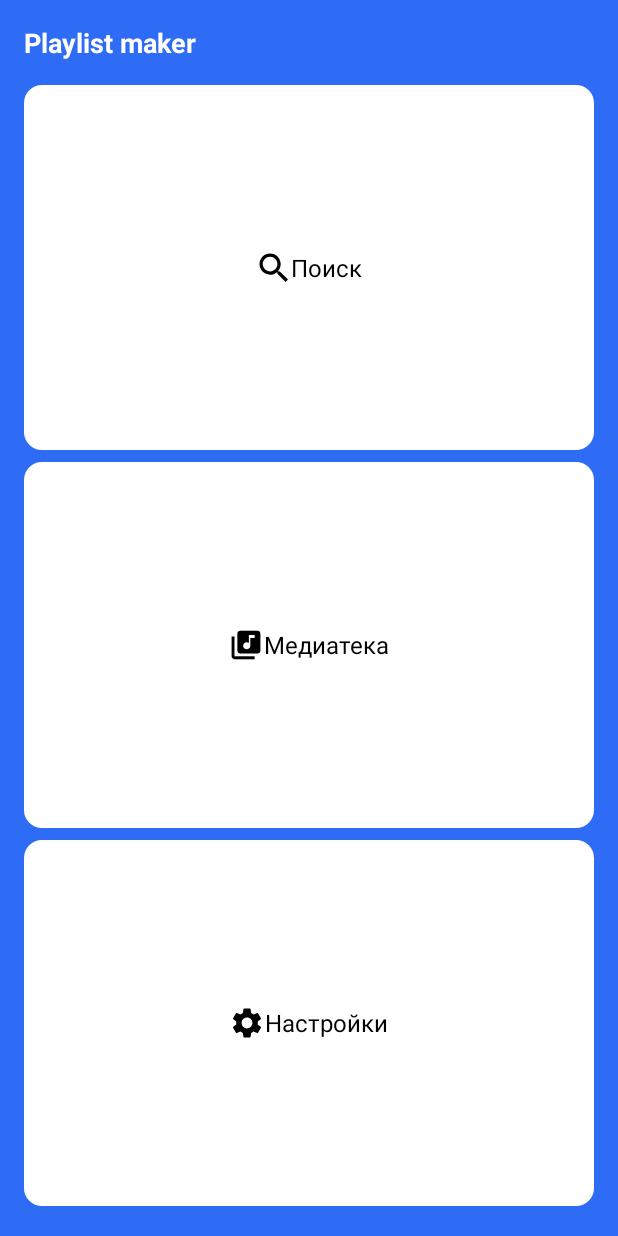
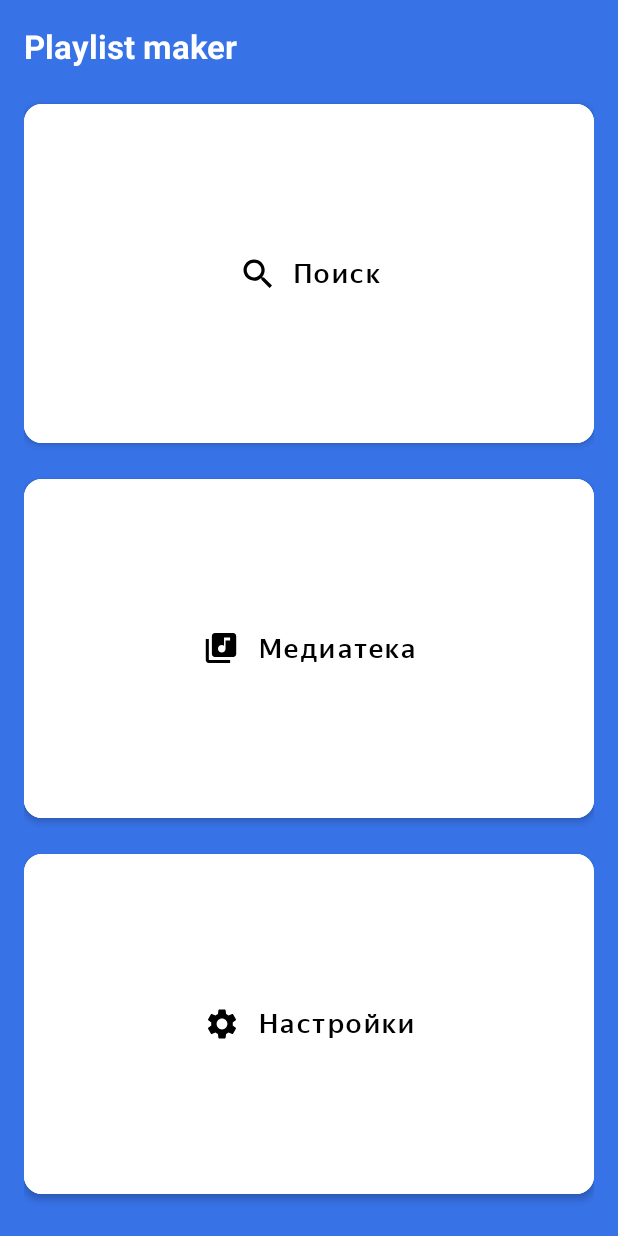
Before and after one commit to iudicio/YandexMedia, an Android app built with Jetpack Compose: the screen it shows after launch (MainActivity), on a phone screen of 412 x 824 dp. Run offline under Robolectric (Android 15) with nearby library versions, the phone set to English and light mode, and no system bars.

Commit message:
commit_3v

```diff
--- a/app/src/main/AndroidManifest.xml
+++ b/app/src/main/AndroidManifest.xml
@@ -13,18 +13,18 @@
         android:theme="@style/Theme.YandexMedia"
         tools:targetApi="31">
         <activity android:name=".SearchActivity"
-            android:theme="@style/Theme.YandexMedia.AppCompat"/>
+            android:theme="@style/Theme.YandexMedia"/>
         <activity
             android:name=".SettingsActivity"
-            android:theme="@style/Theme.YandexMedia.AppCompat" />
+            android:theme="@style/Theme.YandexMedia" />
         <activity
             android:name=".MediaActivity"
-            android:theme="@style/Theme.YandexMedia.AppCompat" />
+            android:theme="@style/Theme.YandexMedia" />
         <activity
             android:name=".MainActivity"
             android:exported="true"
             android:label="@string/app_name"
-            android:theme="@style/Theme.YandexMedia.AppCompat">
+            android:theme="@style/Theme.YandexMedia">
             <intent-filter>
                 <action android:name="android.intent.action.MAIN" />
 
--- a/app/src/main/java/com/example/yandexmedia/MainActivity.kt
+++ b/app/src/main/java/com/example/yandexmedia/MainActivity.kt
@@ -2,7 +2,7 @@ package com.example.yandexmedia
 
 import android.content.Intent
 import android.os.Bundle
-import android.widget.LinearLayout
+import com.google.android.material.button.MaterialButton
 import androidx.appcompat.app.AppCompatActivity
 
 class MainActivity : AppCompatActivity() {
@@ -11,9 +11,9 @@ class MainActivity : AppCompatActivity() {
         super.onCreate(savedInstanceState)
         setContentView(R.layout.activity_main)
 
-        val cardSearch = findViewById<LinearLayout>(R.id.card_search)
-        val cardLibrary = findViewById<LinearLayout>(R.id.card_library)
-        val cardSettings = findViewById<LinearLayout>(R.id.card_settings)
+        val cardSearch = findViewById<MaterialButton>(R.id.card_search)
+        val cardLibrary = findViewById<MaterialButton>(R.id.card_library)
+        val cardSettings = findViewById<MaterialButton>(R.id.card_settings)
 
         cardSearch.setOnClickListener {
             startActivity(Intent(this, SearchActivity::class.java))
--- a/app/src/main/java/com/example/yandexmedia/SearchActivity.kt
+++ b/app/src/main/java/com/example/yandexmedia/SearchActivity.kt
@@ -8,6 +8,9 @@ import android.view.inputmethod.InputMethodManager
 import android.widget.EditText
 import android.widget.ImageView
 import androidx.appcompat.app.AppCompatActivity
+import androidx.core.view.isVisible
+
+
 
 class SearchActivity : AppCompatActivity() {
 
@@ -32,8 +35,7 @@ class SearchActivity : AppCompatActivity() {
             override fun beforeTextChanged(s: CharSequence?, start: Int, count: Int, after: Int) {}
             override fun onTextChanged(s: CharSequence?, start: Int, before: Int, count: Int) {
                 searchQueryText = s?.toString() ?: ""
-                clearButton.visibility =
-                    if (!s.isNullOrEmpty()) ImageView.VISIBLE else ImageView.GONE
+                clearButton.isVisible = !s.isNullOrEmpty()
             }
             override fun afterTextChanged(s: Editable?) {}
         })
--- a/app/src/main/res/layout/activity_main.xml
+++ b/app/src/main/res/layout/activity_main.xml
@@ -8,6 +8,7 @@
     android:padding="16dp"
     android:background="@color/color_primary"
     tools:context=".MainActivity">
+
     <!-- Заголовок -->
     <TextView
         android:id="@+id/titleText"
@@ -15,7 +16,7 @@
         android:layout_height="wrap_content"
         android:text="@string/title_playlist_maker"
         android:textColor="@android:color/white"
-            android:textSize="18sp"
+        android:textSize="22sp"
         android:textStyle="bold"
         android:layout_marginBottom="12dp" />
 
@@ -26,51 +27,40 @@
         android:layout_height="0dp"
         android:layout_weight="1"
         android:orientation="vertical"
+        android:padding="0dp"
         android:gravity="fill_vertical"
-            android:weightSum="3"
-
-            android:padding="0dp">
+        android:weightSum="3">
 
         <!-- Карточка Поиск -->
-            <LinearLayout
-                style="@style/MenuCardStyle"
-                android:id="@+id/card_search">
-
-                <ImageView
-                    style="@style/MenuIconStyle"
-                    android:src="@drawable/ic_search" />
-
-                <TextView
-                    style="@style/MenuTextStyle"
-                    android:text="@string/menu_search" />
-            </LinearLayout>
 
         <!-- Карточка Медиатека -->
-            <LinearLayout
+        <com.google.android.material.button.MaterialButton
             style="@style/MenuCardStyle"
-                android:id="@+id/card_library">
+            android:id="@+id/card_search"
+            android:text="@string/menu_search"
+            app:icon="@drawable/ic_search"
+            app:iconGravity="textStart"
+            app:iconPadding="12dp"
+            app:iconTint="@android:color/black" />
 
-                <ImageView
-                    style="@style/MenuIconStyle"
-                    android:src="@drawable/ic_media" />
-
-                <TextView
-                    style="@style/MenuTextStyle"
-                    android:text="@string/menu_library" />
-            </LinearLayout>
+        <com.google.android.material.button.MaterialButton
+            style="@style/MenuCardStyle"
+            android:id="@+id/card_library"
+            android:text="@string/menu_library"
+            app:icon="@drawable/ic_media"
+            app:iconTint="@android:color/black"
+            app:iconGravity="textStart"
+            app:iconPadding="12dp" />
 
         <!-- Карточка Настройки -->
-            <LinearLayout
+        <com.google.android.material.button.MaterialButton
             style="@style/MenuCardStyle"
-                android:id="@+id/card_settings">
+            android:id="@+id/card_settings"
+            android:text="@string/menu_settings"
+            app:icon="@drawable/ic_settings"
+            app:iconTint="@android:color/black"
+            app:iconGravity="textStart"
+            app:iconPadding="12dp" />
 
-                <ImageView
-                    style="@style/MenuIconStyle"
-                    android:src="@drawable/ic_settings" />
-
-                <TextView
-                    style="@style/MenuTextStyle"
-                    android:text="@string/menu_settings" />
     </LinearLayout>
 </LinearLayout>
-</LinearLayout>
--- a/app/src/main/res/values-night/themes.xml
+++ b/app/src/main/res/values-night/themes.xml
@@ -1,15 +1,11 @@
 <?xml version="1.0" encoding="utf-8"?>
 <resources>
 
-    <!-- Основная ночная тема -->
-    <style name="Theme.YandexMedia" parent="android:Theme.Material.NoActionBar" />
-
-    <style name="Theme.YandexMedia.AppCompat" parent="Theme.AppCompat.NoActionBar">
+    <style name="Theme.YandexMedia" parent="Theme.MaterialComponents.NoActionBar">
         <item name="colorPrimary">@color/color_primary_night</item>
         <item name="colorPrimaryDark">@color/color_primary_night</item>
         <item name="colorAccent">@color/teal_200</item>
 
-        <!-- Тёмные цвета -->
         <item name="android:textColor">@color/color_white_text</item>
         <item name="android:windowBackground">@color/color_back_ground</item>
         <item name="android:navigationBarColor">@color/color_primary_night</item>
--- a/app/src/main/res/values/colors.xml
+++ b/app/src/main/res/values/colors.xml
@@ -1,7 +1,7 @@
 <?xml version="1.0" encoding="utf-8"?>
 <resources>
     <!-- Базовые цвета приложения -->
-    <color name="color_primary">#2E6CF6</color> <!-- Фон главного экрана -->
+    <color name="color_primary">#3772E7</color> <!-- Фон главного экрана -->
     <color name="color_primary_night">#1A1B22</color>
     <color name="color_white">#FFFFFFFF</color>
     <color name="color_black">#FF000000</color>
--- a/app/src/main/res/values/styles.xml
+++ b/app/src/main/res/values/styles.xml
@@ -6,28 +6,36 @@
 
 
 
-    <style name="MenuCardStyle">
+    <style name="MenuCardStyle" parent="Widget.MaterialComponents.Button.UnelevatedButton">
         <item name="android:layout_width">match_parent</item>
+        <item name="android:fontFamily">@font/ys_display_medium</item>
+        <item name="android:textColor">@android:color/black</item>
         <item name="android:layout_height">0dp</item>
         <item name="android:layout_weight">1</item>
-        <item name="android:layout_marginTop">4dp</item>
-        <item name="android:layout_marginBottom">4dp</item>
-        <item name="android:background">@drawable/card_bg</item>
-        <item name="android:orientation">horizontal</item>
-        <item name="android:gravity">center</item>
+        <item name="android:layout_marginVertical">6dp</item>
+        <item name="android:backgroundTint">@color/color_white</item>
+        <item name="android:textAllCaps">false</item>
+        <item name="cornerRadius">12dp</item>
+        <item name="android:elevation">3dp</item>
+        <item name="android:paddingHorizontal">20dp</item>
+        <item name="android:paddingVertical">12dp</item>
+        <item name="iconGravity">textStart</item>
+        <item name="android:textSize">18sp</item>
     </style>
 
     <style name="MenuIconStyle">
         <item name="android:layout_width">24dp</item>
         <item name="android:layout_height">24dp</item>
         <item name="android:tint">@android:color/black</item>
+        <item name="android:layout_marginEnd">8dp</item>
     </style>
 
     <style name="MenuTextStyle">
         <item name="android:layout_width">wrap_content</item>
         <item name="android:layout_height">wrap_content</item>
         <item name="android:textColor">@android:color/black</item>
-        <item name="android:textSize">16sp</item>
+        <item name="android:textSize">22sp</item>
+        <item name="android:fontFamily">@font/ys_display_medium</item>
     </style>
 
     <!-- ================== Общие стили для экрана Настроек ================== -->
--- a/app/src/main/res/values/themes.xml
+++ b/app/src/main/res/values/themes.xml
@@ -2,14 +2,12 @@
 <resources>
 
     <!-- Основная дневная тема -->
-    <style name="Theme.YandexMedia" parent="android:Theme.Material.Light.NoActionBar" />
 
-    <style name="Theme.YandexMedia.AppCompat" parent="Theme.AppCompat.Light.NoActionBar">
+    <style name="Theme.YandexMedia" parent="Theme.MaterialComponents.Light.NoActionBar">
         <item name="colorPrimary">@color/color_primary</item>
         <item name="colorPrimaryDark">@color/color_primary</item>
         <item name="colorAccent">@color/teal_200</item>
 
-        <!-- Светлые цвета -->
         <item name="android:textColor">@color/color_black</item>
         <item name="android:windowBackground">@color/color_back_ground</item>
         <item name="android:navigationBarColor">@color/color_primary</item>
```
Lines whose indentation alone changed are shown as unchanged.
